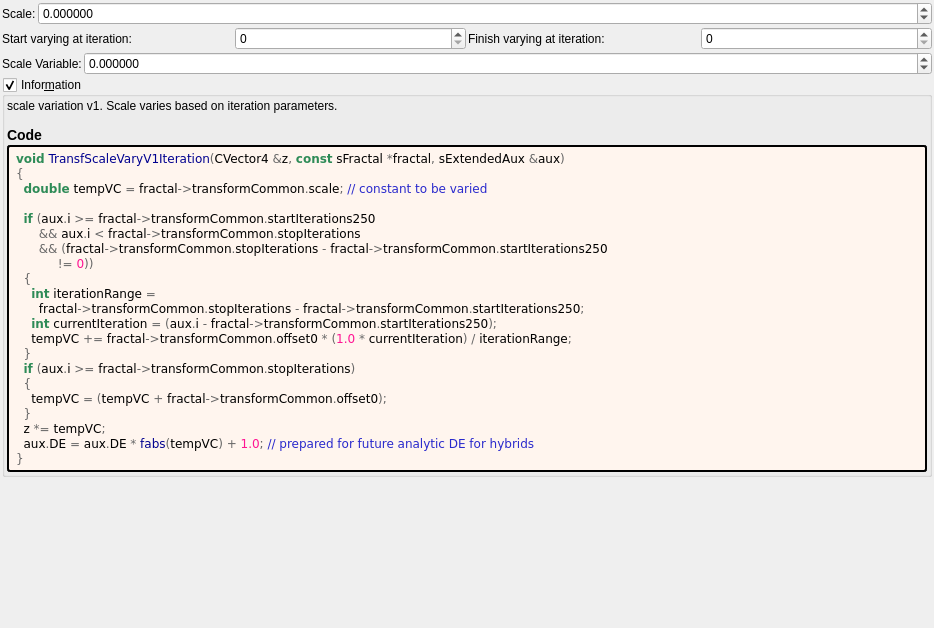
This is mandelbulber2/formula/ui/transf_scale_vary_v1.ui in buddhi1980/mandelbulber2 as Qt 5 draws it before an edit. The edited form follows.
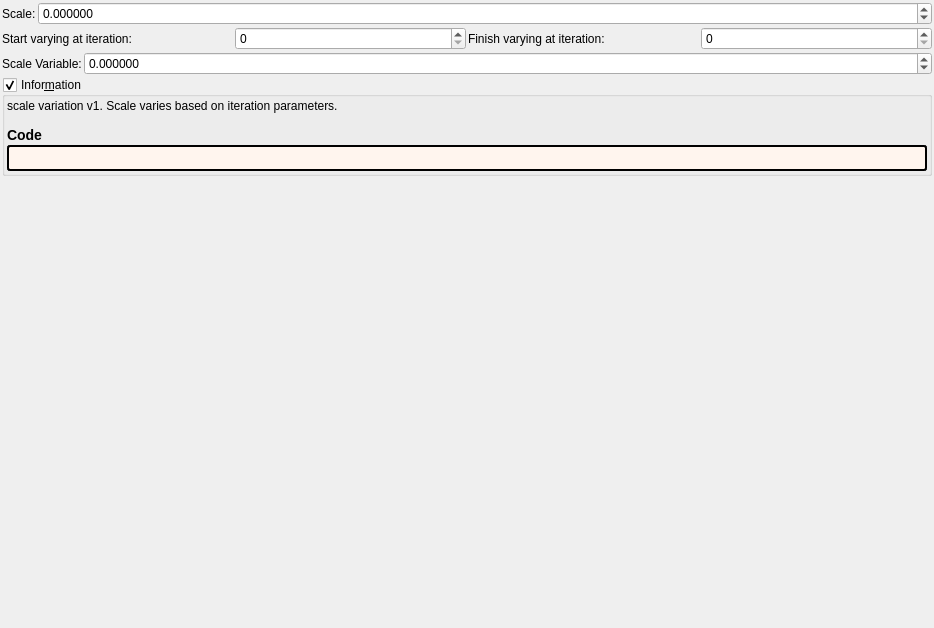
This is the edited form. Custom widgets are drawn as their Qt base class.

Patch:
```diff
--- a/mandelbulber2/formula/ui/transf_scale_vary_v1.ui
+++ b/mandelbulber2/formula/ui/transf_scale_vary_v1.ui
@@ -211,30 +211,7 @@
          <string notr="true">border-style: outset; border-width: 2px; border-radius: 3px; border-color: black; background-color: #fff5ee; padding: 4px;</string>
         </property>
         <property name="text">
-         <string notr="true">&lt;body style=&quot;background-color:#fff5ee&quot;&gt;
-&lt;pre style=&quot;color:#000000; background-color:#fff5ee;  font-family:'Courier New',monospace;&quot;&gt;&lt;span style=&quot;color:#2e8b57; font-weight:bold&quot;&gt;void&lt;/span&gt; &lt;span style=&quot;color:#00008f&quot;&gt;TransfScaleVaryV1Iteration&lt;/span&gt;&lt;span style=&quot;color:#676767&quot;&gt;(&lt;/span&gt;CVector4 &lt;span style=&quot;color:#676767&quot;&gt;&amp;amp;&lt;/span&gt;z&lt;span style=&quot;color:#676767&quot;&gt;,&lt;/span&gt; &lt;span style=&quot;color:#2e8b57; font-weight:bold&quot;&gt;const&lt;/span&gt; sFractal &lt;span style=&quot;color:#676767&quot;&gt;*&lt;/span&gt;fractal&lt;span style=&quot;color:#676767&quot;&gt;,&lt;/span&gt; sExtendedAux &lt;span style=&quot;color:#676767&quot;&gt;&amp;amp;&lt;/span&gt;aux&lt;span style=&quot;color:#676767&quot;&gt;)&lt;/span&gt;
-&lt;span style=&quot;color:#676767&quot;&gt;{&lt;/span&gt;
-  &lt;span style=&quot;color:#2e8b57; font-weight:bold&quot;&gt;double&lt;/span&gt; tempVC &lt;span style=&quot;color:#676767&quot;&gt;=&lt;/span&gt; fractal&lt;span style=&quot;color:#676767&quot;&gt;-&amp;gt;&lt;/span&gt;transformCommon&lt;span style=&quot;color:#676767&quot;&gt;.&lt;/span&gt;scale&lt;span style=&quot;color:#676767&quot;&gt;;&lt;/span&gt; &lt;span style=&quot;color:#2929cc&quot;&gt;// constant to be varied&lt;/span&gt;
-
-  &lt;span style=&quot;color:#2e8b57; font-weight:bold&quot;&gt;if&lt;/span&gt; &lt;span style=&quot;color:#676767&quot;&gt;(&lt;/span&gt;aux&lt;span style=&quot;color:#676767&quot;&gt;.&lt;/span&gt;i &lt;span style=&quot;color:#676767&quot;&gt;&amp;gt;=&lt;/span&gt; fractal&lt;span style=&quot;color:#676767&quot;&gt;-&amp;gt;&lt;/span&gt;transformCommon&lt;span style=&quot;color:#676767&quot;&gt;.&lt;/span&gt;startIterations250
-      &lt;span style=&quot;color:#676767&quot;&gt;&amp;amp;&amp;amp;&lt;/span&gt; aux&lt;span style=&quot;color:#676767&quot;&gt;.&lt;/span&gt;i &lt;span style=&quot;color:#676767&quot;&gt;&amp;lt;&lt;/span&gt; fractal&lt;span style=&quot;color:#676767&quot;&gt;-&amp;gt;&lt;/span&gt;transformCommon&lt;span style=&quot;color:#676767&quot;&gt;.&lt;/span&gt;stopIterations
-      &lt;span style=&quot;color:#676767&quot;&gt;&amp;amp;&amp;amp; (&lt;/span&gt;fractal&lt;span style=&quot;color:#676767&quot;&gt;-&amp;gt;&lt;/span&gt;transformCommon&lt;span style=&quot;color:#676767&quot;&gt;.&lt;/span&gt;stopIterations &lt;span style=&quot;color:#676767&quot;&gt;-&lt;/span&gt; fractal&lt;span style=&quot;color:#676767&quot;&gt;-&amp;gt;&lt;/span&gt;transformCommon&lt;span style=&quot;color:#676767&quot;&gt;.&lt;/span&gt;startIterations250
-           &lt;span style=&quot;color:#676767&quot;&gt;!=&lt;/span&gt; &lt;span style=&quot;color:#ff1493&quot;&gt;0&lt;/span&gt;&lt;span style=&quot;color:#676767&quot;&gt;))&lt;/span&gt;
-  &lt;span style=&quot;color:#676767&quot;&gt;{&lt;/span&gt;
-    &lt;span style=&quot;color:#2e8b57; font-weight:bold&quot;&gt;int&lt;/span&gt; iterationRange &lt;span style=&quot;color:#676767&quot;&gt;=&lt;/span&gt;
-      fractal&lt;span style=&quot;color:#676767&quot;&gt;-&amp;gt;&lt;/span&gt;transformCommon&lt;span style=&quot;color:#676767&quot;&gt;.&lt;/span&gt;stopIterations &lt;span style=&quot;color:#676767&quot;&gt;-&lt;/span&gt; fractal&lt;span style=&quot;color:#676767&quot;&gt;-&amp;gt;&lt;/span&gt;transformCommon&lt;span style=&quot;color:#676767&quot;&gt;.&lt;/span&gt;startIterations250&lt;span style=&quot;color:#676767&quot;&gt;;&lt;/span&gt;
-    &lt;span style=&quot;color:#2e8b57; font-weight:bold&quot;&gt;int&lt;/span&gt; currentIteration &lt;span style=&quot;color:#676767&quot;&gt;= (&lt;/span&gt;aux&lt;span style=&quot;color:#676767&quot;&gt;.&lt;/span&gt;i &lt;span style=&quot;color:#676767&quot;&gt;-&lt;/span&gt; fractal&lt;span style=&quot;color:#676767&quot;&gt;-&amp;gt;&lt;/span&gt;transformCommon&lt;span style=&quot;color:#676767&quot;&gt;.&lt;/span&gt;startIterations250&lt;span style=&quot;color:#676767&quot;&gt;);&lt;/span&gt;
-    tempVC &lt;span style=&quot;color:#676767&quot;&gt;+=&lt;/span&gt; fractal&lt;span style=&quot;color:#676767&quot;&gt;-&amp;gt;&lt;/span&gt;transformCommon&lt;span style=&quot;color:#676767&quot;&gt;.&lt;/span&gt;offset0 &lt;span style=&quot;color:#676767&quot;&gt;* (&lt;/span&gt;&lt;span style=&quot;color:#ff1493&quot;&gt;1.0&lt;/span&gt; &lt;span style=&quot;color:#676767&quot;&gt;*&lt;/span&gt; currentIteration&lt;span style=&quot;color:#676767&quot;&gt;) /&lt;/span&gt; iterationRange&lt;span style=&quot;color:#676767&quot;&gt;;&lt;/span&gt;
-  &lt;span style=&quot;color:#676767&quot;&gt;}&lt;/span&gt;
-  &lt;span style=&quot;color:#2e8b57; font-weight:bold&quot;&gt;if&lt;/span&gt; &lt;span style=&quot;color:#676767&quot;&gt;(&lt;/span&gt;aux&lt;span style=&quot;color:#676767&quot;&gt;.&lt;/span&gt;i &lt;span style=&quot;color:#676767&quot;&gt;&amp;gt;=&lt;/span&gt; fractal&lt;span style=&quot;color:#676767&quot;&gt;-&amp;gt;&lt;/span&gt;transformCommon&lt;span style=&quot;color:#676767&quot;&gt;.&lt;/span&gt;stopIterations&lt;span style=&quot;color:#676767&quot;&gt;)&lt;/span&gt;
-  &lt;span style=&quot;color:#676767&quot;&gt;{&lt;/span&gt;
-    tempVC &lt;span style=&quot;color:#676767&quot;&gt;= (&lt;/span&gt;tempVC &lt;span style=&quot;color:#676767&quot;&gt;+&lt;/span&gt; fractal&lt;span style=&quot;color:#676767&quot;&gt;-&amp;gt;&lt;/span&gt;transformCommon&lt;span style=&quot;color:#676767&quot;&gt;.&lt;/span&gt;offset0&lt;span style=&quot;color:#676767&quot;&gt;);&lt;/span&gt;
-  &lt;span style=&quot;color:#676767&quot;&gt;}&lt;/span&gt;
-  z &lt;span style=&quot;color:#676767&quot;&gt;*=&lt;/span&gt; tempVC&lt;span style=&quot;color:#676767&quot;&gt;;&lt;/span&gt;
-  aux&lt;span style=&quot;color:#676767&quot;&gt;.&lt;/span&gt;DE &lt;span style=&quot;color:#676767&quot;&gt;=&lt;/span&gt; aux&lt;span style=&quot;color:#676767&quot;&gt;.&lt;/span&gt;DE &lt;span style=&quot;color:#676767&quot;&gt;*&lt;/span&gt; &lt;span style=&quot;color:#00008f&quot;&gt;fabs&lt;/span&gt;&lt;span style=&quot;color:#676767&quot;&gt;(&lt;/span&gt;tempVC&lt;span style=&quot;color:#676767&quot;&gt;) +&lt;/span&gt; &lt;span style=&quot;color:#ff1493&quot;&gt;1.0&lt;/span&gt;&lt;span style=&quot;color:#676767&quot;&gt;;&lt;/span&gt; &lt;span style=&quot;color:#2929cc&quot;&gt;// prepared for future analytic DE for hybrids&lt;/span&gt;
-&lt;span style=&quot;color:#676767&quot;&gt;}&lt;/span&gt;
-&lt;/pre&gt;
-&lt;/body&gt;</string>
+         <string notr="true"></string>
         </property>
         <property name="wordWrap">
          <bool>true</bool>
```
